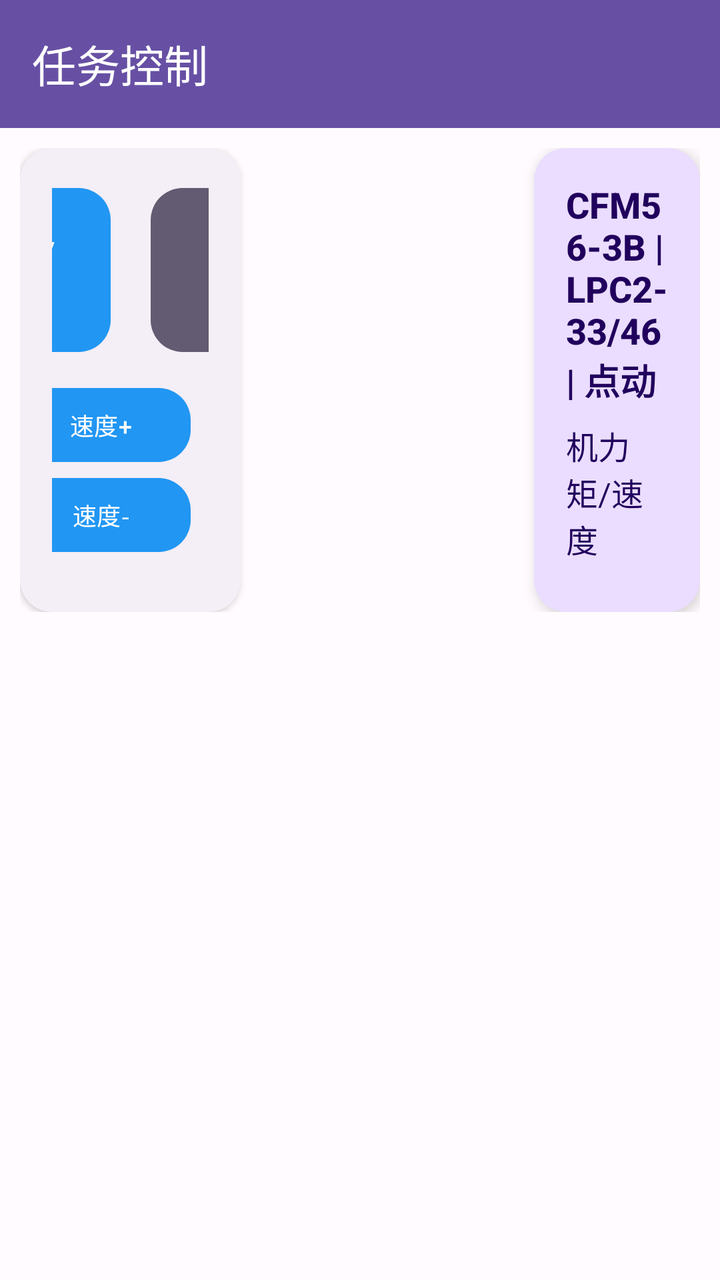
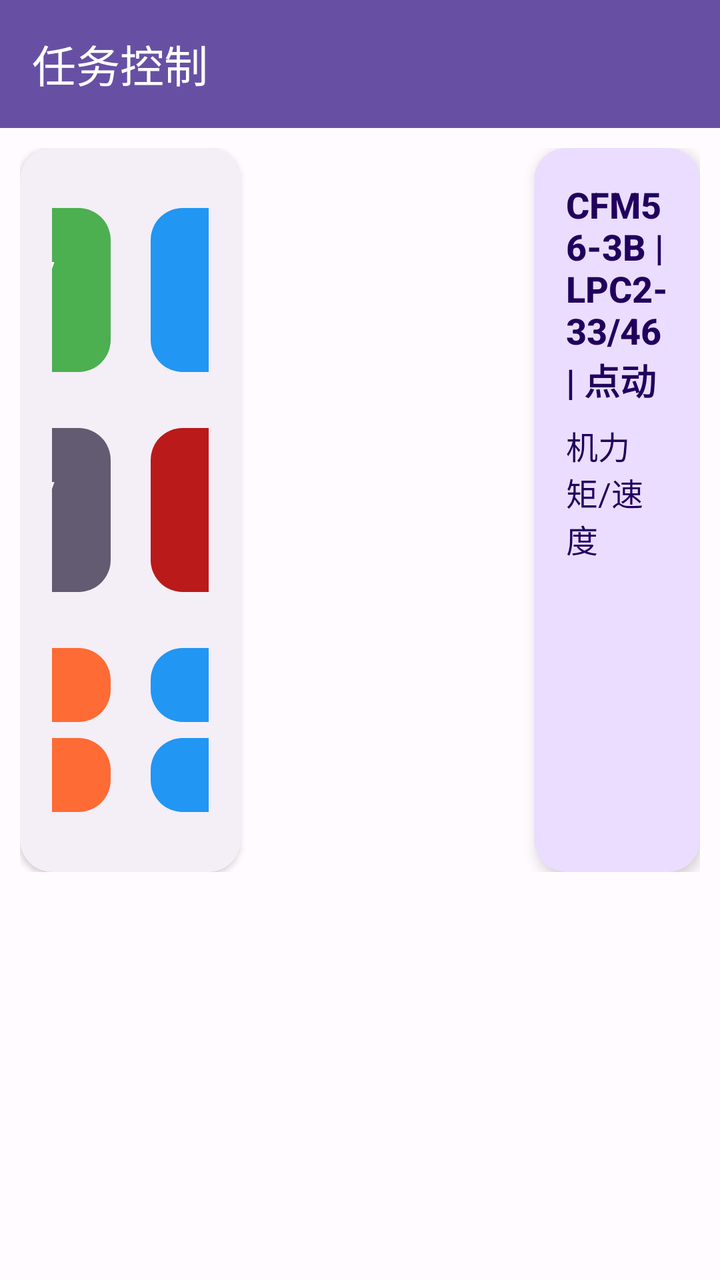

Screens rendered from an Android XML layout before and after an edit, with the pre-edit source and the edit as a unified diff.
<!-- AndroidManifest.xml: another module's application theme Theme.DeviceControl -->
<!-- res/layout/activity_task_control.xml -->
<?xml version="1.0" encoding="utf-8"?>
<androidx.coordinatorlayout.widget.CoordinatorLayout xmlns:android="http://schemas.android.com/apk/res/android"
    xmlns:app="http://schemas.android.com/apk/res-auto"
    android:layout_width="match_parent"
    android:layout_height="match_parent"
    android:background="@color/background">

    
    <com.google.android.material.appbar.AppBarLayout
        android:id="@+id/appBarLayout"
        android:layout_width="match_parent"
        android:layout_height="wrap_content"
        android:theme="@style/ThemeOverlay.Material3.Dark">

        <com.google.android.material.appbar.MaterialToolbar
            android:id="@+id/toolbar"
            android:layout_width="match_parent"
            android:layout_height="?attr/actionBarSize"
            android:background="?attr/colorPrimary"
            app:title="任务控制"
            app:titleTextColor="@color/on_primary"
            app:navigationIconTint="@color/on_primary" />
    </com.google.android.material.appbar.AppBarLayout>

    
    <androidx.core.widget.NestedScrollView
        android:layout_width="match_parent"
        android:layout_height="match_parent"
        app:layout_behavior="@string/appbar_scrolling_view_behavior">

        <LinearLayout
            android:layout_width="match_parent"
            android:layout_height="wrap_content"
            android:orientation="horizontal"
            android:padding="@dimen/control_panel_padding"
            android:gravity="center_vertical">

            
            <com.google.android.material.card.MaterialCardView
                android:layout_width="0dp"
                android:layout_height="wrap_content"
                android:layout_weight="2.0"
                android:layout_marginEnd="@dimen/spacing_medium"
                app:cardCornerRadius="@dimen/card_corner_radius"
                app:cardElevation="@dimen/card_elevation"
                app:strokeWidth="0dp">

                <LinearLayout
                    android:layout_width="wrap_content"
                    android:layout_height="wrap_content"
                    android:orientation="vertical"
                    android:padding="@dimen/spacing_medium">

                    
                    <LinearLayout
                        android:layout_width="wrap_content"
                        android:layout_height="wrap_content"
                        android:orientation="horizontal"
                        android:gravity="center">

                        <com.google.android.material.button.MaterialButton
                            android:id="@+id/btnStartPause"
                            android:layout_width="@dimen/control_button_size"
                            android:layout_height="@dimen/control_button_size"
                            android:layout_marginTop="0dp"
                            android:layout_marginHorizontal="@dimen/control_button_margin"
                            android:text="@string/start_pause"
                            android:textSize="14sp"
                            style="@style/ControlButton"
                            app:backgroundTint="@color/accent_green" />

                        <com.google.android.material.button.MaterialButton
                            android:id="@+id/btnForwardReverse"
                            android:layout_width="@dimen/control_button_size"
                            android:layout_height="@dimen/control_button_size"
                            android:layout_marginTop="0dp"
                            android:layout_marginHorizontal="@dimen/control_button_margin"
                            android:text="@string/forward_reverse"
                            android:textSize="14sp"
                            style="@style/ControlButton"
                            app:backgroundTint="@color/accent_blue" />

                        <com.google.android.material.button.MaterialButton
                            android:id="@+id/btnJogContinuous"
                            android:layout_width="@dimen/control_button_size"
                            android:layout_height="@dimen/control_button_size"
                            android:layout_marginTop="0dp"
                            android:layout_marginHorizontal="@dimen/control_button_margin"
                            android:text="@string/jog_continuous"
                            android:textSize="14sp"
                            style="@style/ControlButton"
                            app:backgroundTint="@color/secondary" />

                        <com.google.android.material.button.MaterialButton
                            android:id="@+id/btnStop"
                            android:layout_width="@dimen/control_button_size"
                            android:layout_height="@dimen/control_button_size"
                            android:layout_marginTop="0dp"
                            android:layout_marginHorizontal="@dimen/control_button_margin"
                            android:text="@string/stop"
                            android:textSize="14sp"
                            style="@style/ControlButton"
                            app:backgroundTint="@color/error" />


                    </LinearLayout>

                    
                    <LinearLayout
                        android:layout_width="wrap_content"
                        android:layout_height="wrap_content"
                        android:orientation="horizontal"
                        android:layout_marginTop="0dp"
                        android:gravity="center">

                        
                        <LinearLayout
                            android:layout_width="@dimen/control_button_size"
                            android:layout_height="@dimen/control_button_size"
                            android:layout_margin="@dimen/control_button_margin"
                            android:orientation="vertical"
                            android:gravity="center">

                            <com.google.android.material.button.MaterialButton
                                android:id="@+id/btnTorquePlus"
                                android:layout_width="match_parent"
                                android:layout_height="0dp"
                                android:layout_weight="1"
                                android:text="@string/torque_plus"
                                android:textSize="12sp"
                                style="@style/ControlButton"
                                app:backgroundTint="@color/accent_orange"
                                android:minHeight="0dp" />

                            <com.google.android.material.button.MaterialButton
                                android:id="@+id/btnTorqueMinus"
                                android:layout_width="match_parent"
                                android:layout_height="0dp"
                                android:layout_weight="1"
                                android:text="@string/torque_minus"
                                android:textSize="12sp"
                                style="@style/ControlButton"
                                app:backgroundTint="@color/accent_orange"
                                android:minHeight="0dp" />
                        </LinearLayout>

                        
                        <LinearLayout
                            android:layout_width="@dimen/control_button_size"
                            android:layout_height="@dimen/control_button_size"
                            android:layout_margin="@dimen/control_button_margin"
                            android:orientation="vertical"
                            android:gravity="center">

                            <com.google.android.material.button.MaterialButton
                                android:id="@+id/btnSpeedPlus"
                                android:layout_width="match_parent"
                                android:layout_height="0dp"
                                android:layout_weight="1"
                                android:text="@string/speed_plus"
                                android:textSize="12sp"
                                style="@style/ControlButton"
                                app:backgroundTint="@color/accent_blue"
                                android:minHeight="0dp" />

                            <com.google.android.material.button.MaterialButton
                                android:id="@+id/btnSpeedMinus"
                                android:layout_width="match_parent"
                                android:layout_height="0dp"
                                android:layout_weight="1"
                                android:text="@string/speed_minus"
                                android:textSize="12sp"
                                style="@style/ControlButton"
                                app:backgroundTint="@color/accent_blue"
                                android:minHeight="0dp" />
                        </LinearLayout>

                        
                        <LinearLayout
                            android:id="@+id/llTaskNavigation"
                            android:layout_width="@dimen/control_button_size3"
                            android:layout_height="@dimen/control_button_size"
                            android:layout_margin="@dimen/control_button_margin"
                            android:orientation="vertical"
                            android:gravity="center">

                            <com.google.android.material.button.MaterialButton
                                android:id="@+id/btnPreviousTask"
                                android:layout_width="match_parent"
                                android:layout_height="0dp"
                                android:layout_weight="1"
                                android:text="@string/previous_task"
                                android:textSize="12sp"
                                style="@style/ControlButton"
                                app:backgroundTint="@color/accent_orange"
                                android:visibility="gone"
                                android:minHeight="0dp" />

                            <com.google.android.material.button.MaterialButton
                                android:id="@+id/btnNextTask"
                                android:layout_width="match_parent"
                                android:layout_height="0dp"
                                android:layout_weight="1"
                                android:text="@string/next_task"
                                android:textSize="12sp"
                                style="@style/ControlButton"
                                app:backgroundTint="@color/accent_orange"
                                android:visibility="gone"
                                android:minHeight="0dp" />
                        </LinearLayout>
                    </LinearLayout>
                </LinearLayout>
            </com.google.android.material.card.MaterialCardView>

            
            <LinearLayout
                android:layout_width="0dp"
                android:layout_height="match_parent"
                android:layout_weight="1.5"
                android:layout_marginHorizontal="@dimen/spacing_medium"
                android:orientation="vertical">
                
            </LinearLayout>

            
            <com.google.android.material.card.MaterialCardView
                android:layout_width="0dp"
                android:layout_height="match_parent"
                android:layout_weight="1.5"
                android:layout_marginStart="@dimen/spacing_medium"
                app:cardCornerRadius="@dimen/card_corner_radius"
                app:cardElevation="@dimen/elevation_medium"
                app:strokeWidth="0dp"
                app:cardBackgroundColor="@color/primary_container">

                <LinearLayout
                    android:layout_width="match_parent"
                    android:layout_height="wrap_content"
                    android:orientation="vertical"
                    android:padding="@dimen/spacing_medium">

                    <TextView
                        android:id="@+id/tvTaskInfo"
                        android:layout_width="match_parent"
                        android:layout_height="wrap_content"
                        android:text="CFM56-3B | LPC2-33/46 | 点动"
                        android:textColor="@color/on_primary_container"
                        android:textSize="18sp"
                        android:textStyle="bold"
                        android:fontFamily="sans-serif-medium"
                        android:layout_marginBottom="@dimen/spacing_small" />

                    <LinearLayout
                        android:layout_width="match_parent"
                        android:layout_height="wrap_content"
                        android:orientation="horizontal"
                        android:gravity="center_vertical">

                        <TextView
                            android:id="@+id/tvTorqueSpeed"
                            android:layout_width="0dp"
                            android:layout_height="wrap_content"
                            android:layout_weight="1"
                            android:text="@string/engine_torque_speed"
                            android:textColor="@color/on_primary_container"
                            android:textSize="16sp" />

                    </LinearLayout>

                    <TextView
                        android:id="@+id/tvTaskIndex"
                        android:layout_width="wrap_content"
                        android:layout_height="wrap_content"
                        android:text="任务 1/1"
                        android:textColor="@color/on_primary_container"
                        android:textSize="14sp"
                        android:textStyle="bold"
                        android:background="@drawable/bg_task_index"
                        android:paddingEnd="@dimen/spacing_medium"
                        android:paddingTop="@dimen/spacing_small"
                        android:paddingBottom="@dimen/spacing_small"
                        android:visibility="gone" />
                </LinearLayout>
            </com.google.android.material.card.MaterialCardView>
        </LinearLayout>
    </androidx.core.widget.NestedScrollView>

</androidx.coordinatorlayout.widget.CoordinatorLayout>
<!-- resources referenced by this layout -->
<resources>
  <color name="accent_blue">#2196F3</color>
  <color name="accent_green">#4CAF50</color>
  <color name="accent_orange">#FF6B35</color>
  <color name="background">#FFFBFE</color>
  <color name="error">#BA1A1A</color>
  <color name="on_primary">#FFFFFF</color>
  <color name="on_primary_container">#21005D</color>
  <color name="primary_container">#EADDFF</color>
  <color name="secondary">#625B71</color>
  <dimen name="card_corner_radius">16dp</dimen>
  <dimen name="card_elevation">2dp</dimen>
  <dimen name="control_button_margin">10dp</dimen>
  <dimen name="control_button_size">90dp</dimen>
  <dimen name="control_button_size3">120dp</dimen>
  <dimen name="control_panel_padding">10dp</dimen>
  <dimen name="elevation_medium">4dp</dimen>
  <dimen name="spacing_medium">16dp</dimen>
  <dimen name="spacing_small">8dp</dimen>
  <!-- drawable bg_task_index (drawable) -->
  <?xml version="1.0" encoding="utf-8"?>
  <shape xmlns:android="http://schemas.android.com/apk/res/android"
      android:shape="rectangle">
      <solid android:color="@color/secondary_container" />
      <corners android:radius="@dimen/button_corner_radius" />
  </shape>
  <string name="engine_torque_speed">机力矩/速度</string>
  <string name="forward_reverse">正转/反转</string>
  <string name="jog_continuous">点动/连续</string>
  <string name="next_task">下一个任务</string>
  <string name="previous_task">上一个任务</string>
  <string name="speed_minus">速度-</string>
  <string name="speed_plus">速度+</string>
  <string name="start_pause">启动/暂停</string>
  <string name="stop">停止</string>
  <string name="torque_minus">力矩-</string>
  <string name="torque_plus">力矩+</string>
  <style name="ControlButton" parent="Widget.Material3.Button">
          <item name="android:layout_height">@dimen/control_button_size</item>
  
          <item name="cornerRadius">@dimen/control_button_corner_radius</item>
          <item name="android:textAllCaps">false</item>
          <item name="android:textSize">14sp</item>
          <item name="android:fontFamily">sans-serif-medium</item>
          <item name="android:elevation">4dp</item>
      </style>
  <color name="secondary_container">#E8DEF8</color>
  <dimen name="button_corner_radius">28dp</dimen>
  <dimen name="control_button_corner_radius">16dp</dimen>
  <color name="primary">#6750A4</color>
  <color name="on_secondary">#FFFFFF</color>
  <color name="on_secondary_container">#1D192B</color>
  <color name="tertiary">#7D5260</color>
  <color name="on_tertiary">#FFFFFF</color>
  <color name="tertiary_container">#FFD8E4</color>
  <color name="on_tertiary_container">#31111D</color>
  <color name="on_error">#FFFFFF</color>
  <color name="error_container">#FFDAD6</color>
  <color name="on_error_container">#410002</color>
  <color name="on_background">#1C1B1F</color>
  <color name="surface">#FFFBFE</color>
  <color name="on_surface">#1C1B1F</color>
  <color name="surface_variant">#E7E0EC</color>
  <color name="on_surface_variant">#49454F</color>
  <!-- unchanged entries left out for length: 1 -->
</resources>

<!-- the commit's change to res/layout/activity_task_control.xml (unified diff, before → after) -->
@@ -49,7 +49,8 @@
                     android:layout_width="wrap_content"
                     android:layout_height="wrap_content"
                     android:orientation="vertical"
-                    android:padding="@dimen/spacing_medium">
+                    android:padding="@dimen/spacing_medium"
+                    android:gravity="center">
 
                     
                     <LinearLayout
@@ -62,8 +63,7 @@
                             android:id="@+id/btnStartPause"
                             android:layout_width="@dimen/control_button_size"
                             android:layout_height="@dimen/control_button_size"
-                            android:layout_marginTop="0dp"
-                            android:layout_marginHorizontal="@dimen/control_button_margin"
+                            android:layout_margin="@dimen/control_button_margin"
                             android:text="@string/start_pause"
                             android:textSize="14sp"
                             style="@style/ControlButton"
@@ -73,19 +73,25 @@
                             android:id="@+id/btnForwardReverse"
                             android:layout_width="@dimen/control_button_size"
                             android:layout_height="@dimen/control_button_size"
-                            android:layout_marginTop="0dp"
-                            android:layout_marginHorizontal="@dimen/control_button_margin"
+                            android:layout_margin="@dimen/control_button_margin"
                             android:text="@string/forward_reverse"
                             android:textSize="14sp"
                             style="@style/ControlButton"
                             app:backgroundTint="@color/accent_blue" />
+                    </LinearLayout>
+
+                    
+                    <LinearLayout
+                        android:layout_width="wrap_content"
+                        android:layout_height="wrap_content"
+                        android:orientation="horizontal"
+                        android:gravity="center">
 
                         <com.google.android.material.button.MaterialButton
                             android:id="@+id/btnJogContinuous"
                             android:layout_width="@dimen/control_button_size"
                             android:layout_height="@dimen/control_button_size"
-                            android:layout_marginTop="0dp"
-                            android:layout_marginHorizontal="@dimen/control_button_margin"
+                            android:layout_margin="@dimen/control_button_margin"
                             android:text="@string/jog_continuous"
                             android:textSize="14sp"
                             style="@style/ControlButton"
@@ -95,22 +101,18 @@
                             android:id="@+id/btnStop"
                             android:layout_width="@dimen/control_button_size"
                             android:layout_height="@dimen/control_button_size"
-                            android:layout_marginTop="0dp"
-                            android:layout_marginHorizontal="@dimen/control_button_margin"
+                            android:layout_margin="@dimen/control_button_margin"
                             android:text="@string/stop"
                             android:textSize="14sp"
                             style="@style/ControlButton"
                             app:backgroundTint="@color/error" />
-
-
-                    </LinearLayout>
-
-                    
-                    <LinearLayout
-                        android:layout_width="wrap_content"
-                        android:layout_height="wrap_content"
-                        android:orientation="horizontal"
-                        android:layout_marginTop="0dp"
+                    </LinearLayout>
+
+                    
+                    <LinearLayout
+                        android:layout_width="wrap_content"
+                        android:layout_height="wrap_content"
+                        android:orientation="horizontal"
                         android:gravity="center">
 
                         
@@ -174,40 +176,42 @@
                                 app:backgroundTint="@color/accent_blue"
                                 android:minHeight="0dp" />
                         </LinearLayout>
-
-                        
-                        <LinearLayout
-                            android:id="@+id/llTaskNavigation"
+                    </LinearLayout>
+
+                    
+                    <LinearLayout
+                        android:id="@+id/llTaskNavigation"
+                        android:layout_width="wrap_content"
+                        android:layout_height="wrap_content"
+                        android:orientation="horizontal"
+                        android:gravity="center"
+                        android:visibility="gone">
+
+                        <com.google.android.material.button.MaterialButton
+                            android:id="@+id/btnPreviousTask"
                             android:layout_width="@dimen/control_button_size3"
-                            android:layout_height="@dimen/control_button_size"
-                            android:layout_margin="@dimen/control_button_margin"
-                            android:orientation="vertical"
-                            android:gravity="center">
-
-                            <com.google.android.material.button.MaterialButton
-                                android:id="@+id/btnPreviousTask"
-                                android:layout_width="match_parent"
-                                android:layout_height="0dp"
-                                android:layout_weight="1"
-                                android:text="@string/previous_task"
-                                android:textSize="12sp"
-                                style="@style/ControlButton"
-                                app:backgroundTint="@color/accent_orange"
-                                android:visibility="gone"
-                                android:minHeight="0dp" />
-
-                            <com.google.android.material.button.MaterialButton
-                                android:id="@+id/btnNextTask"
-                                android:layout_width="match_parent"
-                                android:layout_height="0dp"
-                                android:layout_weight="1"
-                                android:text="@string/next_task"
-                                android:textSize="12sp"
-                                style="@style/ControlButton"
-                                app:backgroundTint="@color/accent_orange"
-                                android:visibility="gone"
-                                android:minHeight="0dp" />
-                        </LinearLayout>
+                            android:layout_height="@dimen/control_button_size2"
+                            android:layout_marginEnd="@dimen/control_button_margin"
+                            android:layout_weight="1"
+                            android:text="@string/previous_task"
+                            android:textSize="12sp"
+                            style="@style/ControlButton"
+                            app:backgroundTint="@color/accent_orange"
+                            android:visibility="gone"
+                            android:minHeight="0dp" />
+
+                        <com.google.android.material.button.MaterialButton
+                            android:id="@+id/btnNextTask"
+                            android:layout_width="@dimen/control_button_size3"
+                            android:layout_marginStart="@dimen/control_button_margin"
+                            android:layout_height="@dimen/control_button_size2"
+                            android:layout_weight="1"
+                            android:text="@string/next_task"
+                            android:textSize="12sp"
+                            style="@style/ControlButton"
+                            app:backgroundTint="@color/accent_orange"
+                            android:visibility="gone"
+                            android:minHeight="0dp" />
                     </LinearLayout>
                 </LinearLayout>
             </com.google.android.material.card.MaterialCardView>
<!-- resource entries referenced after the edit -->
@@ -13,6 +13,7 @@
   <dimen name="card_elevation">2dp</dimen>
   <dimen name="control_button_margin">10dp</dimen>
   <dimen name="control_button_size">90dp</dimen>
+  <dimen name="control_button_size2">45dp</dimen>
   <dimen name="control_button_size3">120dp</dimen>
   <dimen name="control_panel_padding">10dp</dimen>
   <dimen name="elevation_medium">4dp</dimen>
